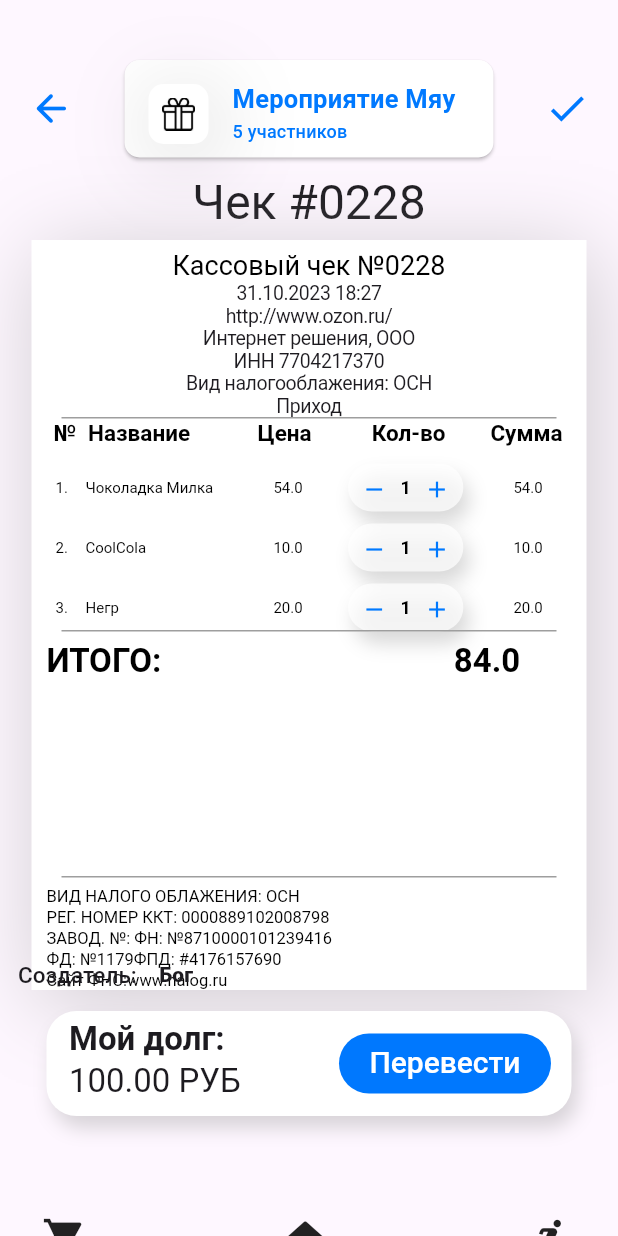
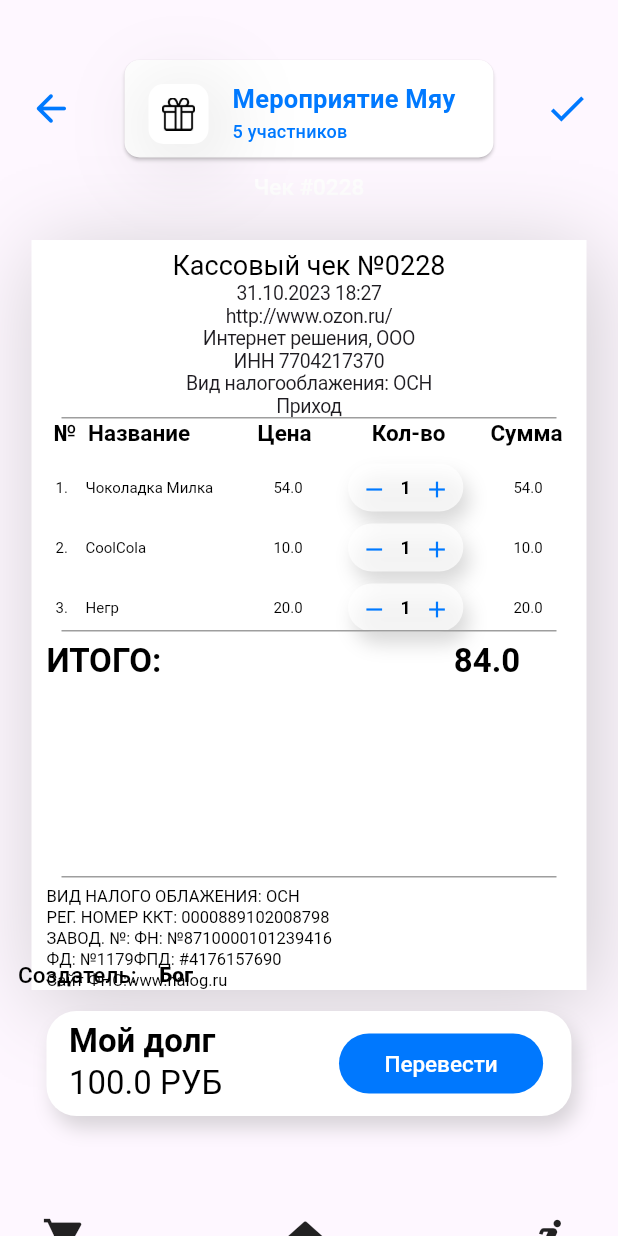
Before and after one commit to WasTeime/tally_up, a Flutter app: the DetailedChequeScreen screen opened directly, on a phone screen of 412 x 824 dp. Run offline on Flutter 3.47's test engine with Material 3 defaults, Android fonts, the phone set to English and light mode, and no system bars; our stand-ins replace bloc, equatable, firebase_auth, firebase_core, firebase_crashlytics, flutter_bloc and 4 more; missing offline and left inert: mobile_scanner; accounts and stored records are empty; Roboto replaces fonts that are missing (Raleway-medium, Rubik).

Commit message:
Изменил кнопку и карточки в списке чеков

```diff
--- a/lib/src/core/router.dart
+++ b/lib/src/core/router.dart
@@ -4,6 +4,7 @@ import 'package:tally_up/src/features/auth/presentation/bloc/sign_in/sign_in_blo
 import 'package:tally_up/src/features/auth/presentation/pages/HomePage.dart';
 import 'package:tally_up/src/features/auth/presentation/pages/LoginScreen.dart';
 import 'package:tally_up/src/features/auth/presentation/pages/PinVerifyScreen.dart';
+import 'package:tally_up/src/features/cheque_list/presentation/pages/ChequeListInEvent.dart';
 import 'package:tally_up/src/features/cheque_list/presentation/pages/DetailedChequeScreen.dart';
 import 'package:tally_up/src/features/groups_list/presentation/pages/EventsScreen.dart';
 import 'package:tally_up/src/features/groups_list/presentation/pages/GroupScreen.dart';
--- a/lib/src/core/widgets/FinalPriceWidget.dart
+++ b/lib/src/core/widgets/FinalPriceWidget.dart
@@ -3,10 +3,41 @@ import 'package:flutter/material.dart';
 import 'package:tally_up/src/core/widgets/TextButtonWidget.dart';
 
 class FinalPriceWidget extends StatelessWidget {
-  const FinalPriceWidget({super.key});
+  final String word;
+  final double price;
+  final String button;
+  const FinalPriceWidget(
+      {super.key,
+      required this.word,
+      required this.price,
+      required this.button});
 
   @override
   Widget build(BuildContext context) {
+    Widget _TextButtonCheque() {
+      final theme = Theme.of(context);
+      return TextButton(
+        onPressed: () {},
+        style: ButtonStyle(
+          backgroundColor:
+              MaterialStateProperty.all<Color>(const Color(0xFF0078FE)),
+          shape: MaterialStateProperty.all<RoundedRectangleBorder>(
+            RoundedRectangleBorder(
+              borderRadius: BorderRadius.circular(20),
+            ),
+          ),
+        ),
+        child: Padding(
+          padding: EdgeInsets.symmetric(horizontal: 20),
+          child: Text(
+            button,
+            textAlign: TextAlign.center,
+            style: theme.textTheme.headlineLarge,
+          ),
+        ),
+      );
+    }
+
     final theme = Theme.of(context);
     return Align(
       alignment: Alignment.bottomCenter,
@@ -33,18 +64,17 @@ class FinalPriceWidget extends StatelessWidget {
                 child: Column(
                   crossAxisAlignment: CrossAxisAlignment.start,
                   children: [
-                    Text('Мой долг:',
-                        style: theme.textTheme.headlineLarge?.copyWith(
+                    Text(word,
+                        style: theme.textTheme.headlineMedium?.copyWith(
                             fontWeight: FontWeight.bold, fontSize: 22)),
-                    Text('100.00 РУБ',
-                        style: theme.textTheme.headlineLarge
+                    Text('${price} РУБ',
+                        style: theme.textTheme.headlineMedium
                             ?.copyWith(fontSize: 22))
                   ],
                 ),
               ),
               Container(
-                // margin: EdgeInsets.only(top: 200),
-                child: TextButtonWidget(() => {}, "Перевести"),
+                child: _TextButtonCheque(),
               ),
             ],
           )),
--- a/lib/src/features/cheque_list/presentation/pages/DetailedChequeScreen.dart
+++ b/lib/src/features/cheque_list/presentation/pages/DetailedChequeScreen.dart
@@ -31,13 +31,13 @@ class _DetailedChequeScreenState extends State<DetailedChequeScreen> {
         alignment: Alignment.bottomLeft,
         child: Row(children: [
           Text('Создатель:',
-              style: theme.textTheme.headlineLarge
+              style: theme.textTheme.headlineMedium
                   ?.copyWith(fontSize: 15, fontWeight: FontWeight.w500)),
           SizedBox(
             width: 15,
           ),
           Text('Бог',
-              style: theme.textTheme.headlineLarge
+              style: theme.textTheme.headlineMedium
                   ?.copyWith(fontSize: 14, fontWeight: FontWeight.w900)),
         ]),
       ),
@@ -54,7 +54,7 @@ class _DetailedChequeScreenState extends State<DetailedChequeScreen> {
           _namberCheque(),
           ChequeWidget(),
           _creator(),
-          FinalPriceWidget()
+          FinalPriceWidget(word: 'Мой долг', price: 100.00, button: 'Перевести')
         ],
       ),
     );
```
Also changed, not shown: lib/src/core/theme.dart (+7 -0 lines), lib/src/features/cheque_list/presentation/pages/ChequeListInEvent.dart (+21 -49 lines).
